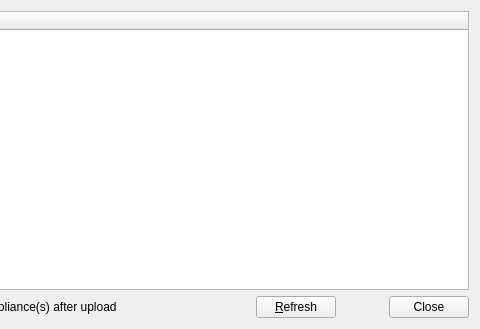
Above: gns3/ui/image_dialog.ui from GNS3/gns3-gui before the change; both pictures show x 252 to 732 and y 0 to 329 of the 732 by 329 pixel window. Below: the same form after it.
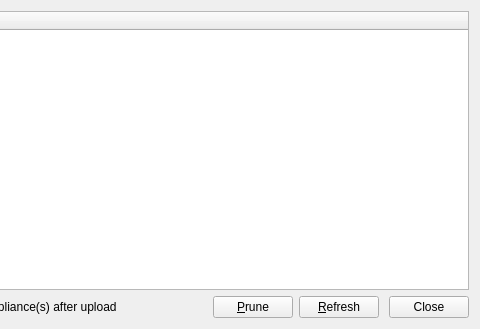
That is the form after the change.

Commit message: Add "prune" images button in image management dialog.

Patch:
```diff
--- a/gns3/ui/image_dialog.ui
+++ b/gns3/ui/image_dialog.ui
@@ -90,6 +90,13 @@
        </property>
       </spacer>
      </item>
+     <item>
+      <widget class="QPushButton" name="uiPruneImagesPushButton">
+       <property name="text">
+        <string>&amp;Prune</string>
+       </property>
+      </widget>
+     </item>
      <item>
       <widget class="QPushButton" name="uiRefreshImagesPushButton">
        <property name="text">
```
The commit also changes 3 other files.
